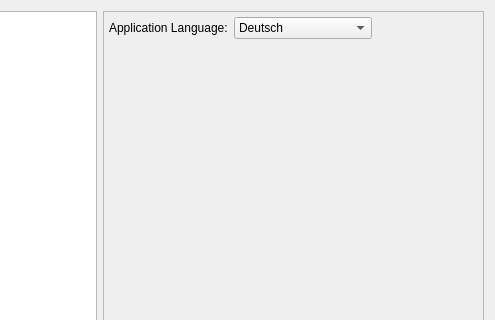
First picture: the form in ui/PreferenceWidget.ui, repository tizbac/qtlobby, before the edit; both pictures show x 114 to 609 and y 0 to 320 of the 609 by 440 pixel window.
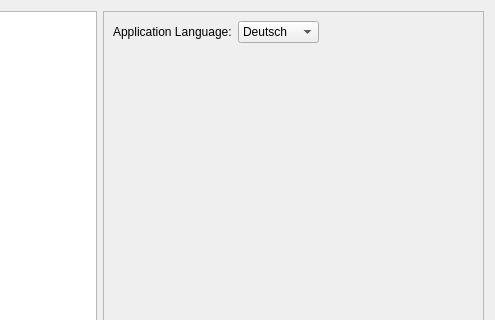
Second picture: the form after the edit. The open tabs and pages were chosen to show the change. Icons and pictures are not drawn.

Commit message: Dynamic Translation works! (needed persisten QTranslator) Some effort on translation file autodetection and filling the preferences dropdown still needed. Also the current language setting is not kept...

The edit to the form file:
```diff
--- a/ui/PreferenceWidget.ui
+++ b/ui/PreferenceWidget.ui
@@ -66,7 +66,7 @@
       <enum>QFrame::Raised</enum>
      </property>
      <property name="currentIndex">
-      <number>5</number>
+      <number>2</number>
      </property>
      <widget class="QWidget" name="pathWidget"/>
      <widget class="QWidget" name="chatWidget">
@@ -168,17 +168,10 @@
       </layout>
      </widget>
      <widget class="QWidget" name="languageWidget">
-      <widget class="QWidget" name="layoutWidget">
-       <property name="geometry">
-        <rect>
-         <x>5</x>
-         <y>5</y>
-         <width>263</width>
-         <height>33</height>
-        </rect>
-       </property>
        <layout class="QFormLayout" name="formLayout">
         <item row="0" column="0">
+        <layout class="QHBoxLayout" name="horizontalLayout_2">
+         <item>
          <widget class="QLabel" name="label">
           <property name="text">
            <string>Application Language:</string>
@@ -188,7 +181,7 @@
           </property>
          </widget>
         </item>
-        <item row="0" column="1">
+         <item>
          <widget class="QComboBox" name="languageComboBox">
           <item>
            <property name="text">
@@ -210,6 +203,15 @@
             </iconset>
            </property>
           </item>
+           <item>
+            <property name="text">
+             <string>Espagñol</string>
+            </property>
+            <property name="icon">
+             <iconset resource="../resources.qrc">
+              <normaloff>:/flags/ES.xpm</normaloff>:/flags/ES.xpm</iconset>
+            </property>
+           </item>
           <item>
            <property name="text">
             <string>Русский</string>
@@ -233,7 +235,8 @@
          </widget>
         </item>
        </layout>
-      </widget>
+       </item>
+      </layout>
      </widget>
      <widget class="QWidget" name="mapViewingWidget">
       <layout class="QGridLayout" name="gridLayout_2">
```
Left out of the diff: 4 changed lines with no effect on the pictures. Lines whose indentation alone changed are shown as unchanged. The commit also changes 5 other files.
